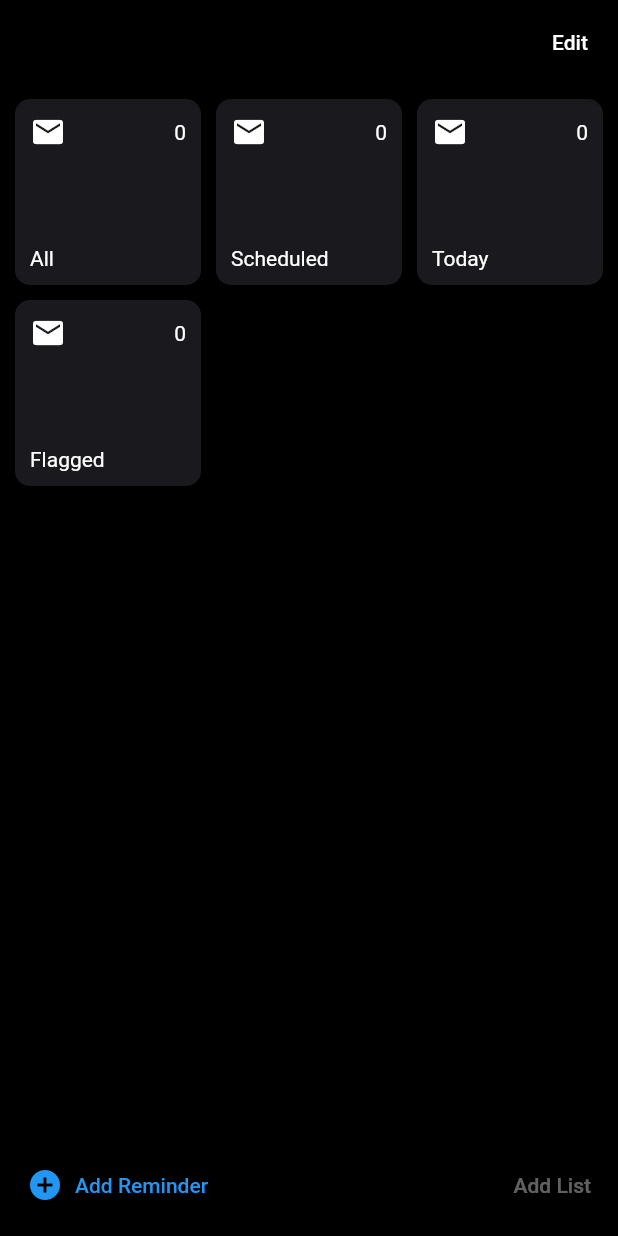
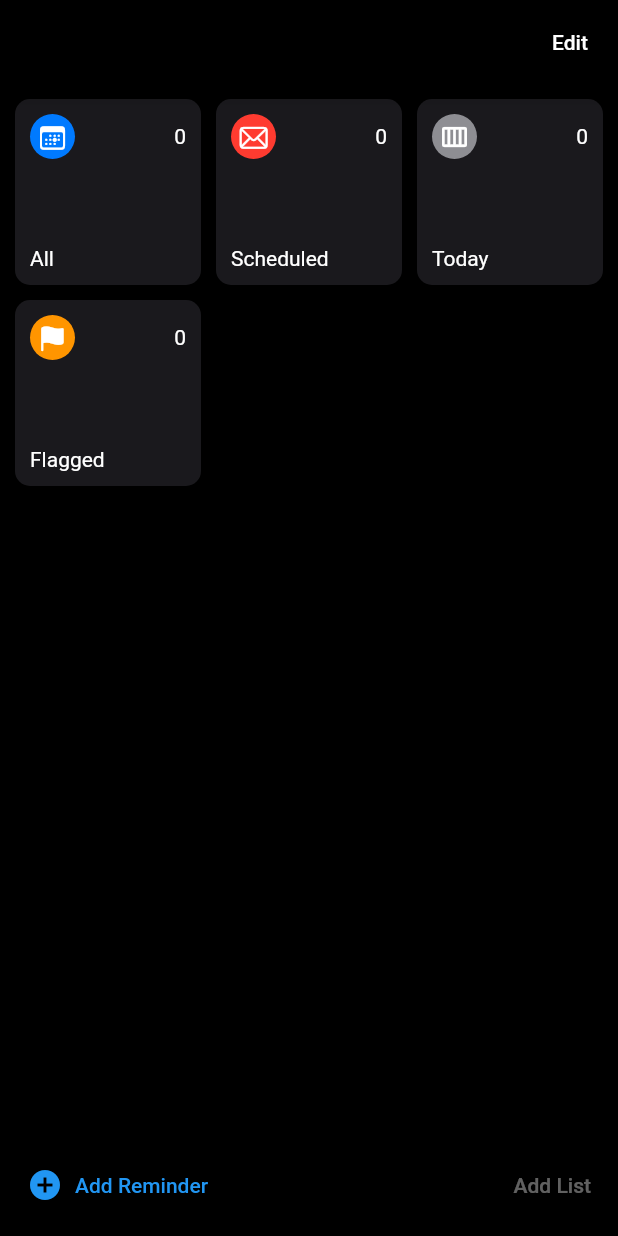
Before and after one commit to longnk1301/flutterticktick, a Flutter app: the screen it shows after launch, on a phone screen of 412 x 824 dp. Run offline on Flutter 3.47's test engine with Material 2 defaults, Android fonts, the phone set to English and light mode, and no system bars.

Commit message:
reuse category and custom icon for category

```diff
--- /dev/null
+++ b/lib/common.widgets/category_icon.dart
@@ -0,0 +1,24 @@
+import 'package:flutter/material.dart';
+
+class CategoryIcon extends StatelessWidget {
+  CategoryIcon({this.bgColor, required this.iconData});
+
+  final dynamic bgColor;
+  final IconData iconData;
+
+  @override
+  Widget build(BuildContext context) {
+    return Container(
+      padding: const EdgeInsets.all(5),
+      decoration: BoxDecoration(
+        color: bgColor,
+        shape: BoxShape.circle,
+      ),
+      child: Icon(
+        iconData,
+        size: 20,
+        color: Colors.white,
+      ),
+    );
+  }
+}
--- a/lib/models/category.dart
+++ b/lib/models/category.dart
@@ -1,6 +1,9 @@
+import '../common.widgets/category_icon.dart';
+
 class Category {
   String id;
   String name;
+  final CategoryIcon icon;
   bool? isChecked;
 
   // Category(this.id, this.name, this.isChecked); //constructor
@@ -9,6 +12,7 @@
   Category({
     required this.id,
     required this.name,
+    required this.icon,
     this.isChecked,
   }); //constructor
   // var category = Category(id: '1', name: 'All', isChecked: true);
--- a/lib/screens/home_screen.dart
+++ b/lib/screens/home_screen.dart
@@ -1,4 +1,6 @@
+import 'package:flutter/cupertino.dart';
 import 'package:flutter/material.dart';
+import 'package:flutterticktick/common.widgets/category_icon.dart';
 
 import '../models/category.dart';
 
@@ -6,10 +8,34 @@
   HomeScreen({super.key});
 
   final List<Category> categories = [
-    Category(id: 'all', name: 'All'),
-    Category(id: 'scheduled', name: 'Scheduled'),
-    Category(id: 'today', name: 'Today'),
-    Category(id: 'flagged', name: 'Flagged')
+    Category(
+        id: 'all',
+        name: 'All',
+        icon: CategoryIcon(
+          bgColor: CupertinoColors.systemBlue,
+          iconData: CupertinoIcons.calendar_today,
+        )),
+    Category(
+        id: 'scheduled',
+        name: 'Scheduled',
+        icon: CategoryIcon(
+          bgColor: CupertinoColors.systemRed,
+          iconData: CupertinoIcons.mail,
+        )),
+    Category(
+        id: 'today',
+        name: 'Today',
+        icon: CategoryIcon(
+          bgColor: CupertinoColors.systemGrey,
+          iconData: Icons.calendar_view_week,
+        )),
+    Category(
+        id: 'flagged',
+        name: 'Flagged',
+        icon: CategoryIcon(
+          bgColor: CupertinoColors.activeOrange,
+          iconData: CupertinoIcons.flag_fill,
+        )),
   ];
 
   @override
@@ -48,10 +74,7 @@
                                   Row(
                                     mainAxisAlignment:
                                         MainAxisAlignment.spaceBetween,
-                                    children: [
-                                      const Icon(Icons.email),
-                                      Text('0')
-                                    ],
+                                    children: [category.icon, Text('0')],
                                   ),
                                   Text(category.name),
                                 ]),
```
